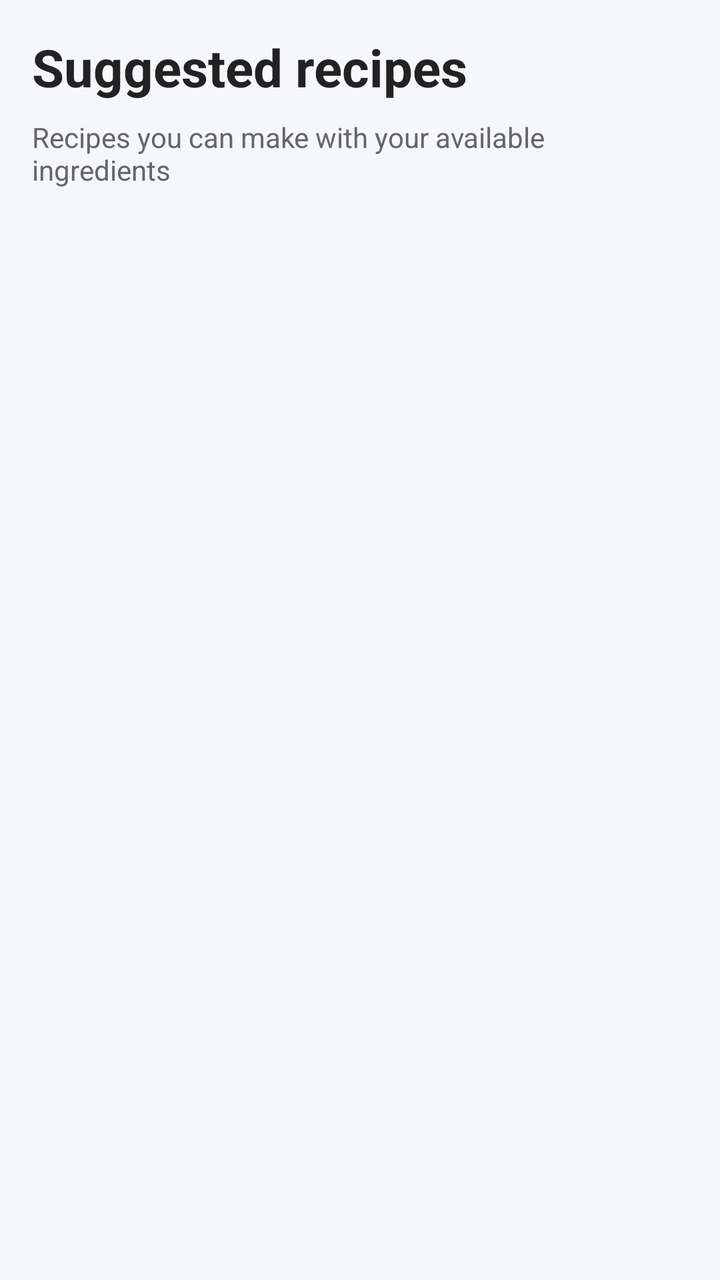
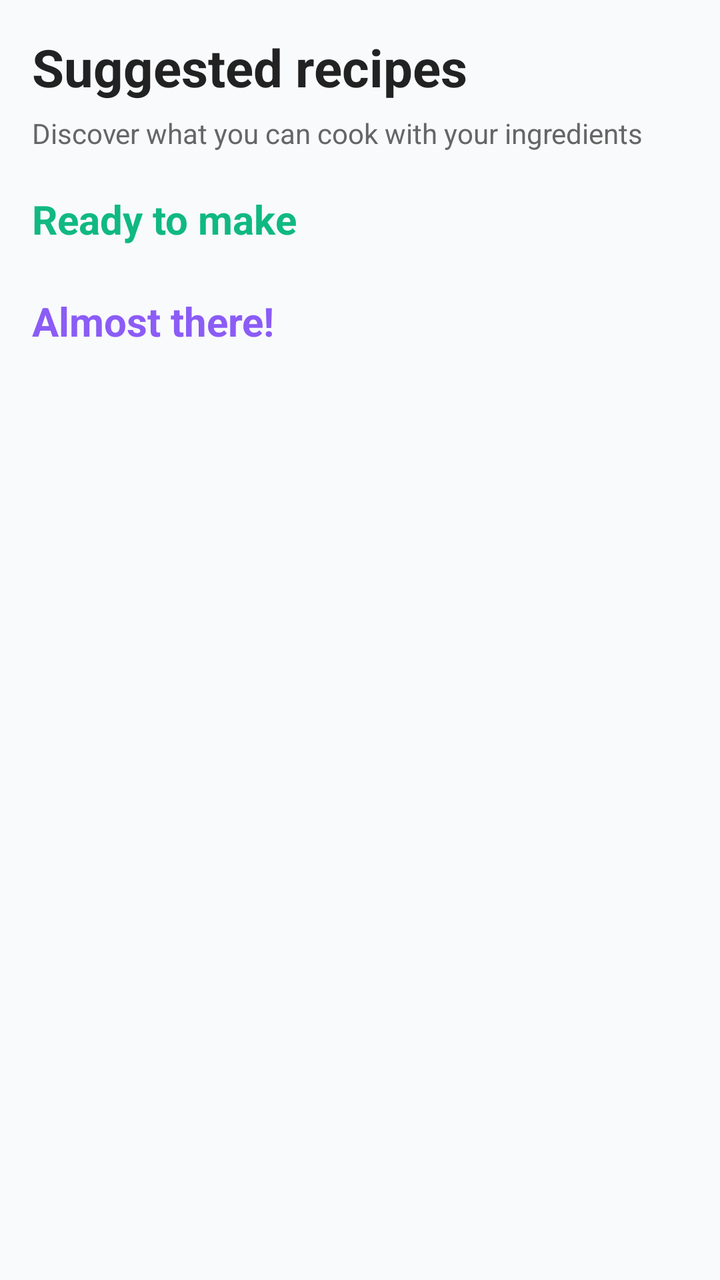

An Android layout rendered at two revisions. The XML below is the earlier revision; the diff shows what the commit changed to produce the second picture.
<!-- AndroidManifest.xml: application theme Theme.SmartPantryManager -->
<!-- res/layout/activity_suggested_recipes.xml -->
<?xml version="1.0" encoding="utf-8"?>
<LinearLayout xmlns:android="http://schemas.android.com/apk/res/android"
    android:layout_width="match_parent"
    android:layout_height="match_parent"
    android:orientation="vertical"
    android:padding="16dp"
    android:background="#F5F7FA">

    <TextView
        android:layout_width="match_parent"
        android:layout_height="wrap_content"
        android:text="Suggested recipes"
        android:textSize="26sp"
        android:textStyle="bold"
        android:textColor="#222222"
        android:layout_marginBottom="8dp" />

    <TextView
        android:layout_width="match_parent"
        android:layout_height="wrap_content"
        android:text="Recipes you can make with your available ingredients"
        android:textSize="14sp"
        android:textColor="#666666"
        android:layout_marginBottom="16dp" />

    <TextView
        android:id="@+id/textEmptyRecipes"
        android:layout_width="match_parent"
        android:layout_height="wrap_content"
        android:text="No matching recipes found."
        android:textSize="15sp"
        android:textColor="#666666"
        android:gravity="center"
        android:padding="24dp"
        android:visibility="gone" />

    <androidx.recyclerview.widget.RecyclerView
        android:id="@+id/recyclerSuggestedRecipes"
        android:layout_width="match_parent"
        android:layout_height="0dp"
        android:layout_weight="1" />
</LinearLayout>
<!-- resources referenced by this layout -->
<resources>
  <style name="Theme.SmartPantryManager" parent="Base.Theme.SmartPantryManager" />
  <style name="Base.Theme.SmartPantryManager" parent="Theme.Material3.DayNight.NoActionBar">
          
          
      </style>
</resources>

<!-- the commit's change to res/layout/activity_suggested_recipes.xml (unified diff, before → after) -->
@@ -1,42 +1,80 @@
 <?xml version="1.0" encoding="utf-8"?>
-<LinearLayout xmlns:android="http://schemas.android.com/apk/res/android"
+<ScrollView xmlns:android="http://schemas.android.com/apk/res/android"
     android:layout_width="match_parent"
     android:layout_height="match_parent"
-    android:orientation="vertical"
-    android:padding="16dp"
-    android:background="#F5F7FA">
-
-    <TextView
+    android:background="@color/pantry_background"
+    android:fillViewport="true">
+    <LinearLayout
         android:layout_width="match_parent"
         android:layout_height="wrap_content"
-        android:text="Suggested recipes"
-        android:textSize="26sp"
-        android:textStyle="bold"
-        android:textColor="#222222"
-        android:layout_marginBottom="8dp" />
+        android:orientation="vertical"
+        android:padding="16dp">
 
-    <TextView
-        android:layout_width="match_parent"
-        android:layout_height="wrap_content"
-        android:text="Recipes you can make with your available ingredients"
-        android:textSize="14sp"
-        android:textColor="#666666"
-        android:layout_marginBottom="16dp" />
+        <TextView
+            android:layout_width="match_parent"
+            android:layout_height="wrap_content"
+            android:text="Suggested recipes"
+            android:textSize="26sp"
+            android:textStyle="bold"
+            android:textColor="#222222" />
 
-    <TextView
-        android:id="@+id/textEmptyRecipes"
-        android:layout_width="match_parent"
-        android:layout_height="wrap_content"
-        android:text="No matching recipes found."
-        android:textSize="15sp"
-        android:textColor="#666666"
-        android:gravity="center"
-        android:padding="24dp"
-        android:visibility="gone" />
+        <TextView
+            android:layout_width="match_parent"
+            android:layout_height="wrap_content"
+            android:layout_marginTop="6dp"
+            android:layout_marginBottom="20dp"
+            android:text="Discover what you can cook with your ingredients"
+            android:textSize="14sp"
+            android:textColor="#666666" />
 
-    <androidx.recyclerview.widget.RecyclerView
-        android:id="@+id/recyclerSuggestedRecipes"
-        android:layout_width="match_parent"
-        android:layout_height="0dp"
-        android:layout_weight="1" />
-</LinearLayout>
+        <TextView
+            android:layout_width="match_parent"
+            android:layout_height="wrap_content"
+            android:text="Ready to make"
+            android:textSize="20sp"
+            android:textStyle="bold"
+            android:textColor="@color/pantry_green" />
+
+        <TextView
+            android:id="@+id/textEmptyRecipes"
+            android:layout_width="match_parent"
+            android:layout_height="wrap_content"
+            android:text="No recipes match your pantry yet. Add more ingredients and try again."
+            android:textSize="14sp"
+            android:textColor="#666666"
+            android:padding="12dp"
+            android:visibility="gone" />
+
+        <androidx.recyclerview.widget.RecyclerView
+            android:id="@+id/recyclerSuggestedRecipes"
+            android:layout_width="match_parent"
+            android:layout_height="wrap_content"
+            android:nestedScrollingEnabled="false" />
+
+        <TextView
+            android:layout_width="match_parent"
+            android:layout_height="wrap_content"
+            android:layout_marginTop="24dp"
+            android:layout_marginBottom="8dp"
+            android:text="Almost there!"
+            android:textSize="20sp"
+            android:textStyle="bold"
+            android:textColor="@color/pantry_purple" />
+
+        <TextView
+            android:id="@+id/textEmptyAlmostThere"
+            android:layout_width="match_parent"
+            android:layout_height="wrap_content"
+            android:text="No near matches yet. Keep adding ingredients!"
+            android:textSize="14sp"
+            android:textColor="#666666"
+            android:padding="12dp"
+            android:visibility="gone" />
+
+        <androidx.recyclerview.widget.RecyclerView
+            android:id="@+id/recyclerAlmostThere"
+            android:layout_width="match_parent"
+            android:layout_height="wrap_content"
+            android:nestedScrollingEnabled="false" />
+    </LinearLayout>
+</ScrollView>
<!-- resource entries referenced after the edit -->
@@ -1,5 +1,8 @@
 <!-- resources referenced by this layout -->
 <resources>
+  <color name="pantry_background">#F8FAFC</color>
+  <color name="pantry_green">#10B981</color>
+  <color name="pantry_purple">#8B5CF6</color>
   <style name="Theme.SmartPantryManager" parent="Base.Theme.SmartPantryManager" />
   <style name="Base.Theme.SmartPantryManager" parent="Theme.Material3.DayNight.NoActionBar">
           
